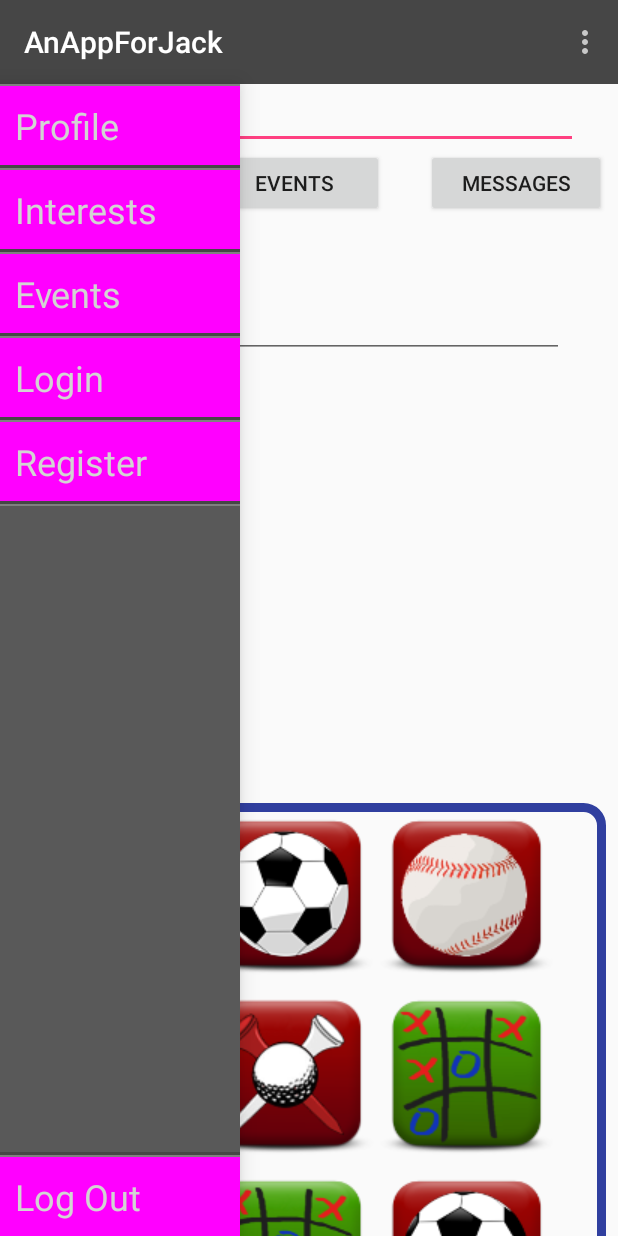
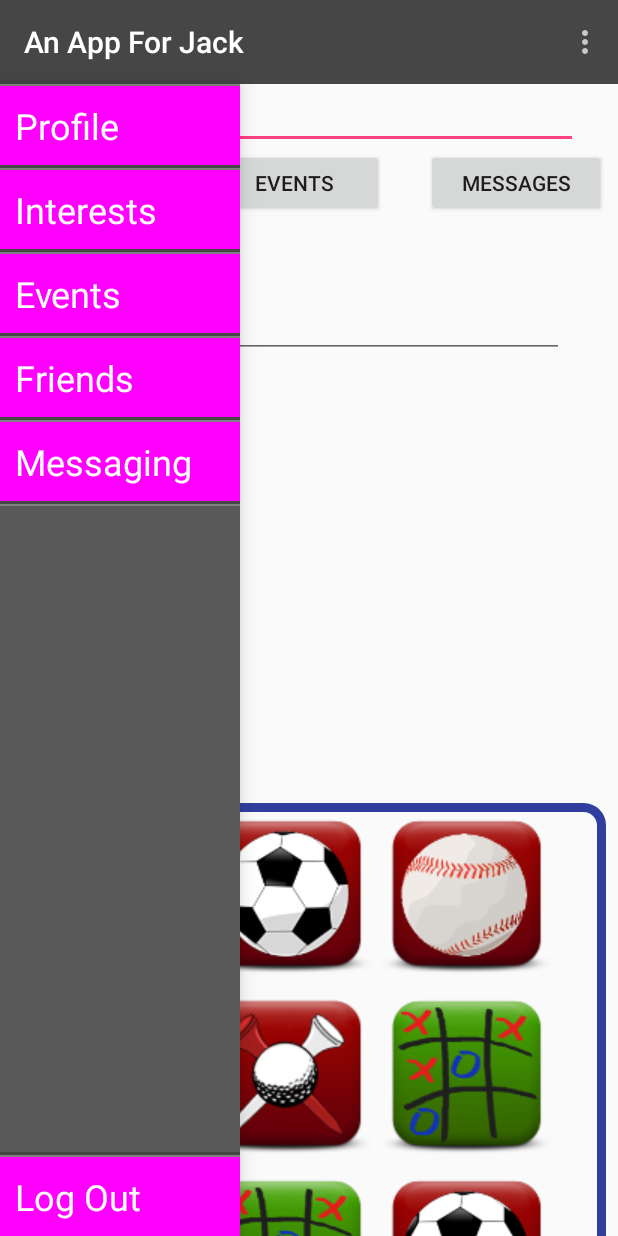
Before and after one commit to dreiddel/AnAppForJack, an Android app: the Account screen opened directly, with no data from a screen before it, with the side drawer open, on a phone screen of 412 x 824 dp. Run offline under Robolectric (Android 15) with nearby library versions, the phone set to English and light mode, and no system bars; network calls fail.

Commit message:
Modified Navigation Drawer for Demo, Made Log Out button close all previously open Activities

```diff
--- a/app/src/main/AndroidManifest.xml
+++ b/app/src/main/AndroidManifest.xml
@@ -11,14 +11,14 @@
         android:roundIcon="@mipmap/ic_launcher_round"
         android:supportsRtl="true"
         android:theme="@style/AppTheme">
-        <activity android:name=".MainActivity">
+        <activity android:name=".MainActivity"></activity>
+        <activity android:name=".LoginActivity">
             <intent-filter>
                 <action android:name="android.intent.action.MAIN" />
 
                 <category android:name="android.intent.category.LAUNCHER" />
             </intent-filter>
         </activity>
-        <activity android:name=".LoginActivity" />
         <activity android:name=".UserAreaActivity" />
         <activity android:name=".EventMakerActivity" />
         <activity android:name=".RegisterActivity" />
--- a/app/src/main/java/edu/uta/softeng/anappforjack/NavigationAppCompatActivity.java
+++ b/app/src/main/java/edu/uta/softeng/anappforjack/NavigationAppCompatActivity.java
@@ -35,6 +35,7 @@ public class NavigationAppCompatActivity extends AppCompatActivity {
         DrawerLayout mDrawerLayout = (DrawerLayout) findViewById(R.id.drawer_layout);
         mDrawerLayout.closeDrawers();
         Intent intent = new Intent (this, LoginActivity.class);
+        intent.addFlags(Intent.FLAG_ACTIVITY_CLEAR_TOP);
         startActivity(intent);
     }
 
@@ -65,4 +66,30 @@ public class NavigationAppCompatActivity extends AppCompatActivity {
         Intent intent = new Intent (this, Interest.class);
         startActivity(intent);
     }
+/*
+
+    protected void goToEvents(View view){
+        DrawerLayout mDrawerLayout = (DrawerLayout) findViewById(R.id.drawer_layout);
+        mDrawerLayout.closeDrawers();
+        Intent intent = new Intent (this, EventActivity.class);
+        startActivity(intent);
+    }
+*/
+
+    /*
+    protected void goToFriends(View view){
+        DrawerLayout mDrawerLayout = (DrawerLayout) findViewById(R.id.drawer_layout);
+        mDrawerLayout.closeDrawers();
+        Intent intent = new Intent (this, Friends.class);
+        startActivity(intent);
+    }
+    */
+    /*
+    protected void goToMessaging(View view){
+        DrawerLayout mDrawerLayout = (DrawerLayout) findViewById(R.id.drawer_layout);
+        mDrawerLayout.closeDrawers();
+        Intent intent = new Intent (this, Messaging.class);
+        startActivity(intent);
+    }
+    */
 }
--- a/app/src/main/res/layout/drawer_template.xml
+++ b/app/src/main/res/layout/drawer_template.xml
@@ -28,7 +28,7 @@
         android:paddingLeft="10dp"
         android:paddingTop="10dp"
         android:paddingBottom="10dp"
-        android:textColor="@color/colorGrey0_Gainsboro"
+        android:textColor="@color/colorWhite"
         android:background="@color/color_state"
         android:text="@string/navigation_profile"
         android:onClick="goToAccount" />
@@ -58,10 +58,9 @@
         android:paddingLeft="10dp"
         android:paddingTop="10dp"
         android:paddingBottom="10dp"
-        android:textColor="@color/colorGrey0_Gainsboro"
+        android:textColor="@color/colorWhite"
         android:background="@color/color_state"
-        android:text="@string/navigation_interests"
-        android:onClick="" />
+        android:text="@string/navigation_interests"/>
 
     <View
         android:layout_width="match_parent"
@@ -81,10 +80,11 @@
         android:paddingLeft="10dp"
         android:paddingTop="10dp"
         android:paddingBottom="10dp"
-        android:textColor="@color/colorGrey0_Gainsboro"
+        android:textColor="@color/colorWhite"
         android:background="@color/color_state"
         android:text="@string/navigation_events"
-        android:onClick=""/>
+        android:onClick="goToEvents"
+        />
 
     <View
         android:layout_width="match_parent"
@@ -96,6 +96,7 @@
         android:background="@color/colorGrey4_Grey" />
 
     <!-- LOGIN -->
+    <!--
     <TextView
         android:id="@+id/textView3"
         android:layout_width="match_parent"
@@ -117,8 +118,33 @@
         android:layout_width="match_parent"
         android:layout_height="1.5dp"
         android:background="@color/colorGrey4_Grey" />
+    -->
+
+    <!-- FRIENDS -->
+    <TextView
+        android:id="@+id/textView3"
+        android:layout_width="match_parent"
+        android:layout_height="wrap_content"
+        android:textSize="24sp"
+        android:paddingLeft="10dp"
+        android:paddingTop="10dp"
+        android:paddingBottom="10dp"
+        android:textColor="@color/colorWhite"
+        android:background="@color/color_state"
+        android:text="@string/navigation_friends" />
+        <!-- android:onClick="goToFriends" -->
+
+    <View
+        android:layout_width="match_parent"
+        android:layout_height="2dp"
+        android:background="@color/colorGrey7_Charcoal" />
+    <View
+        android:layout_width="match_parent"
+        android:layout_height="1.5dp"
+        android:background="@color/colorGrey4_Grey" />
 
     <!-- REGISTER -->
+    <!--
     <TextView
         android:id="@+id/textView4"
         android:layout_width="match_parent"
@@ -131,6 +157,30 @@
         android:background="@color/color_state"
         android:text="@string/navigation_register"
         android:onClick="goToRegister" />
+
+    <View
+        android:layout_width="match_parent"
+        android:layout_height="2dp"
+        android:background="@color/colorGrey7_Charcoal" />
+    <View
+        android:layout_width="match_parent"
+        android:layout_height="1.5dp"
+        android:background="@color/colorGrey4_Grey" />
+    -->
+
+    <!-- MESSAGING -->
+    <TextView
+        android:id="@+id/textView4"
+        android:layout_width="match_parent"
+        android:layout_height="wrap_content"
+        android:textSize="24sp"
+        android:paddingLeft="10dp"
+        android:paddingTop="10dp"
+        android:paddingBottom="10dp"
+        android:textColor="@color/colorWhite"
+        android:background="@color/color_state"
+        android:text="@string/navigation_messaging"/>
+        <!--android:onClick="goToMessaging"-->
 
     <View
         android:layout_width="match_parent"
@@ -166,7 +216,7 @@
             android:paddingLeft="10dp"
             android:paddingTop="10dp"
             android:paddingBottom="10dp"
-            android:textColor="@color/colorGrey0_Gainsboro"
+            android:textColor="@color/colorWhite"
             android:background="@color/color_state"
             android:text="@string/navigation_logout"
             android:onClick="goToLogin" />
--- a/app/src/main/res/values/strings.xml
+++ b/app/src/main/res/values/strings.xml
@@ -1,5 +1,5 @@
 <resources>
-    <string name="app_name">AnAppForJack</string>
+    <string name="app_name">An App For Jack</string>
     <string name="default_person_name">Name</string>
     <string name="interests">Interests:</string>
 
@@ -12,4 +12,6 @@
     <string name="navigation_logout">Log Out</string>
     <string name="settings">Settings</string>
     <string name="back">Back</string>
+    <string name="navigation_friends">Friends</string>
+    <string name="navigation_messaging">Messaging</string>
 </resources>
```
